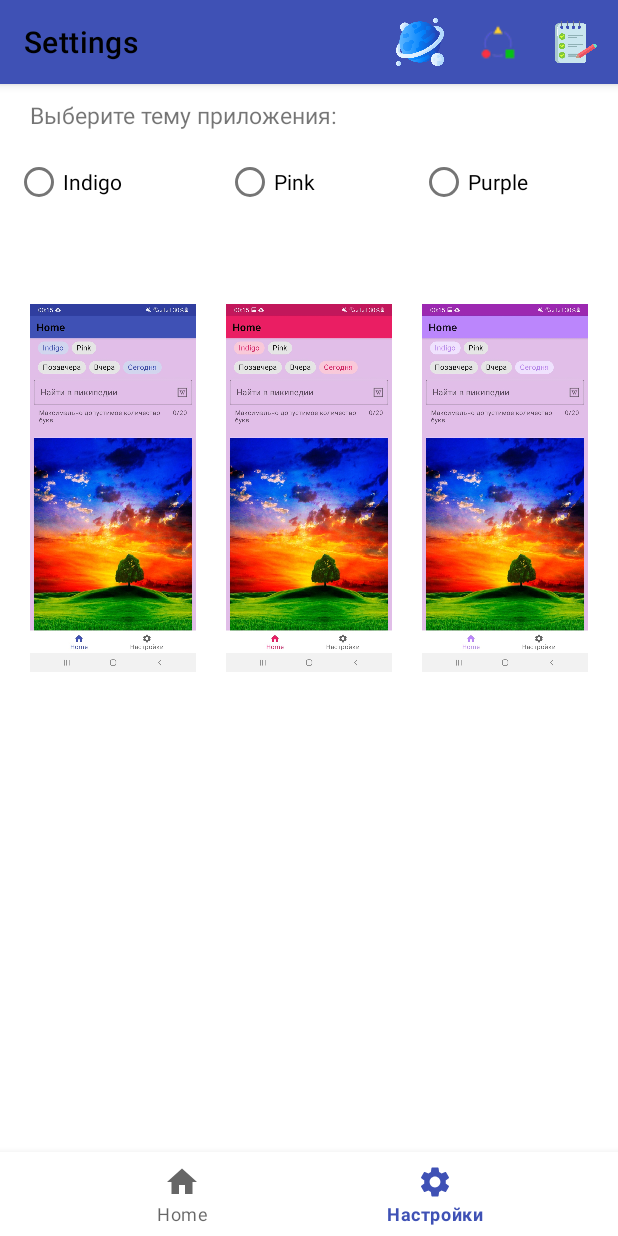
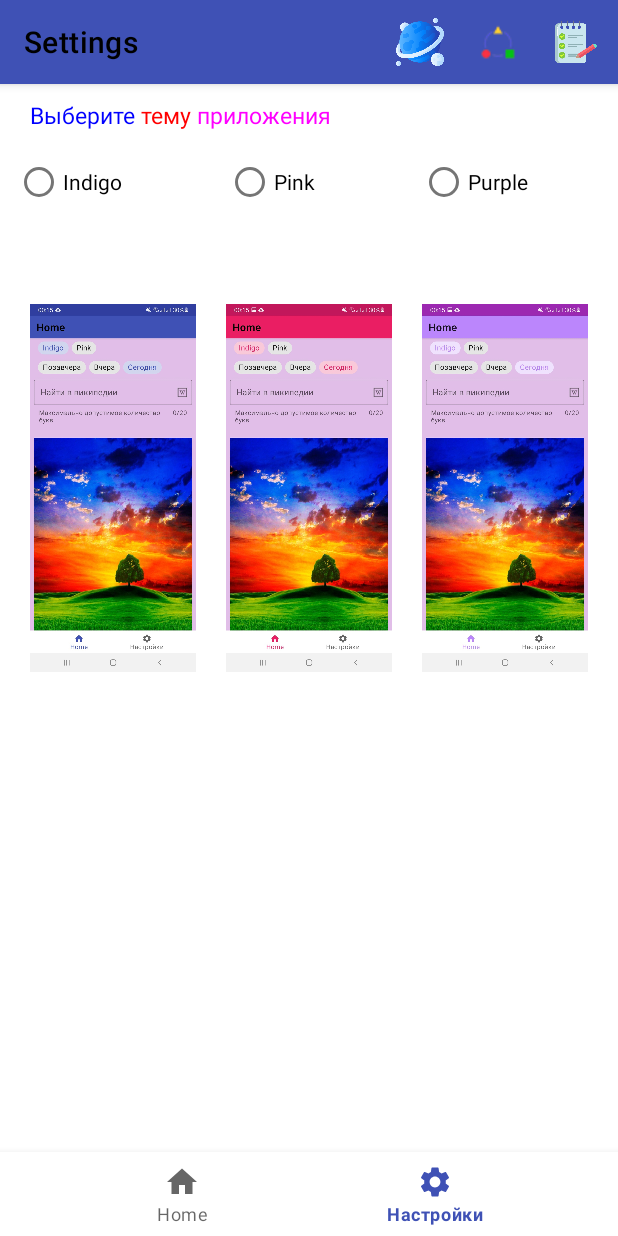
Before and after one commit to Tati1909/MaterialDesign, an Android app: the SettingsFragment screen opened through its navigation route, on a phone screen of 412 x 824 dp. Run offline under Robolectric (Android 15) with nearby library versions, the phone set to English and light mode, and no system bars; our stand-ins replace navigation-ui; pictures from the network do not load; Roboto replaces fonts that are not available here.

Commit message:
Применила Spans к тексту во фрагменте с настройками темы

```diff
--- a/app/src/main/java/com/example/materialdesign/view/settings/SettingsFragment.kt
+++ b/app/src/main/java/com/example/materialdesign/view/settings/SettingsFragment.kt
@@ -1,7 +1,10 @@
 package com.example.materialdesign.view.settings
 
-import android.content.res.Resources
+import android.graphics.Color
 import android.os.Bundle
+import android.text.Spannable
+import android.text.SpannableString
+import android.text.style.ForegroundColorSpan
 import android.view.LayoutInflater
 import android.view.View
 import android.view.ViewGroup
@@ -25,15 +28,35 @@ open class SettingsFragment : Fragment() {
     ): View? {
         settingsViewModel = ViewModelProvider(this).get(SettingsViewModel::class.java)
         _binding = FragmentSettingsBinding.inflate(inflater, container, false)
+
+        //сделали цвета текста "Выберите тему приложения" цветными с помощью Spans
+        val spannable = SpannableString("Выберите тему приложения")
+        spannable.setSpan(
+            ForegroundColorSpan(Color.BLUE),
+            0, 8,
+            Spannable.SPAN_EXCLUSIVE_EXCLUSIVE
+        )
+        spannable.setSpan(
+            ForegroundColorSpan(Color.RED),
+            9, 13,
+            Spannable.SPAN_EXCLUSIVE_EXCLUSIVE
+        )
+        spannable.setSpan(
+            ForegroundColorSpan(Color.MAGENTA),
+            14, 24,
+            Spannable.SPAN_EXCLUSIVE_EXCLUSIVE
+        )
+        binding.textSettings.text = spannable
+
         return binding.root
     }
 
     override fun onViewCreated(view: View, savedInstanceState: Bundle?) {
         super.onViewCreated(view, savedInstanceState)
 
-        radioButtonSetOnClickListener(binding.indigoThemeRadioButton,R.style.IndigoTheme)
-        radioButtonSetOnClickListener(binding.pinkThemeRadioButton,R.style.PinkTheme)
-        radioButtonSetOnClickListener(binding.purpleThemeRadioButton,R.style.PurpleTheme)
+        radioButtonSetOnClickListener(binding.indigoThemeRadioButton, R.style.IndigoTheme)
+        radioButtonSetOnClickListener(binding.pinkThemeRadioButton, R.style.PinkTheme)
+        radioButtonSetOnClickListener(binding.purpleThemeRadioButton, R.style.PurpleTheme)
     }
 
     private fun radioButtonSetOnClickListener(button: MaterialRadioButton, theme: Int) {
```
